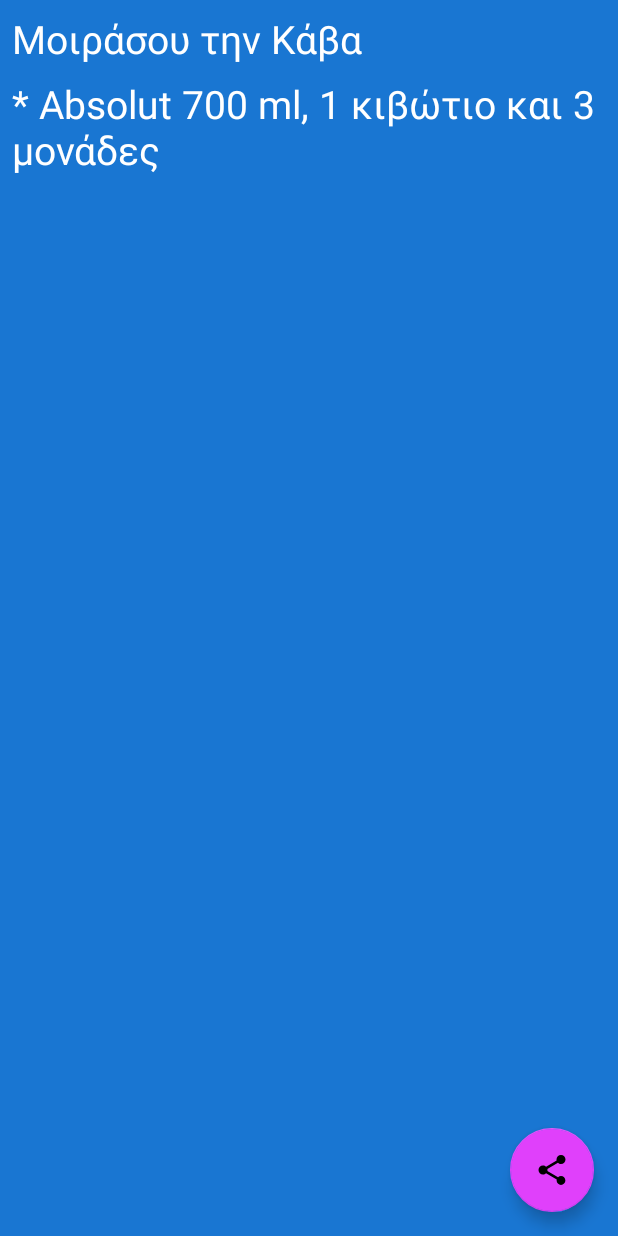
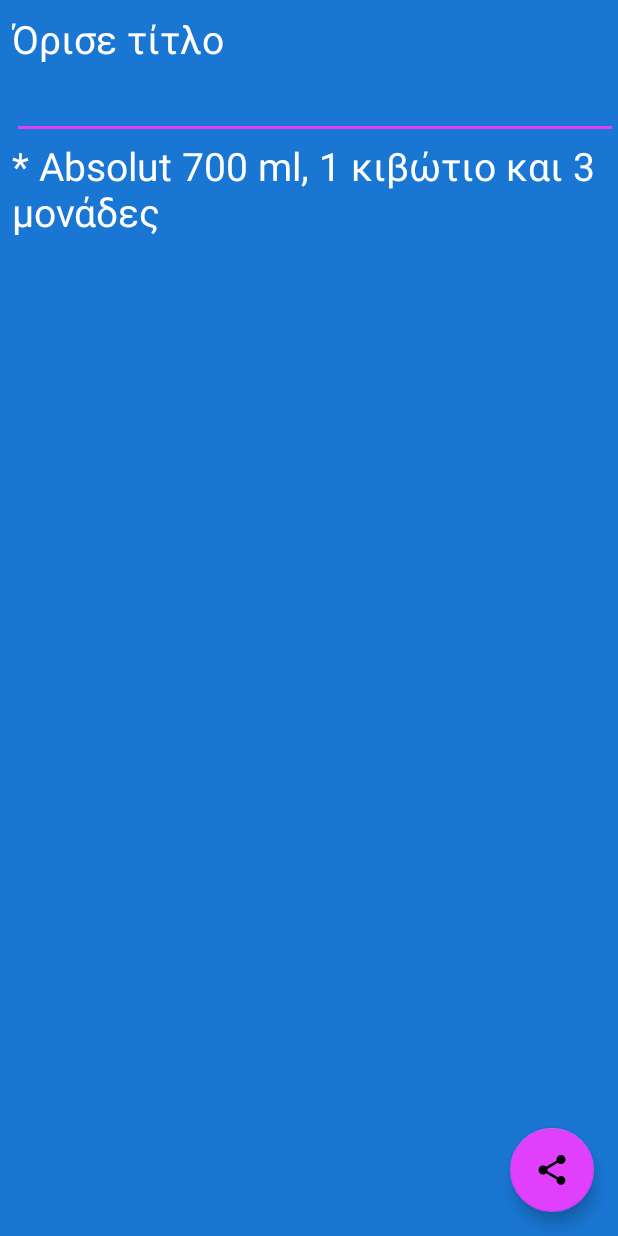
Before and after one commit to themeliskalomoiros/Kava, an Android app: the layout screen_checkout.xml on its own in the app's theme, with its tools: preview values and no code run, on a phone screen of 412 x 824 dp. Run offline under Robolectric (Android 15) with nearby library versions, the phone set to English and light mode, and no system bars.

Commit message:
Huge commit, CheckoutActivity ready

```diff
--- a/app/src/main/AndroidManifest.xml
+++ b/app/src/main/AndroidManifest.xml
@@ -9,7 +9,8 @@
         android:roundIcon="@mipmap/ic_launcher_round"
         android:supportsRtl="true"
         android:theme="@style/AppTheme">
-        <activity android:name=".Controller.ItemsActivity"></activity>
+        <activity android:name=".Controller.CheckoutActivity"></activity>
+        <activity android:name=".Controller.ItemsActivity" />
         <activity android:name=".Controller.MainActivity">
             <intent-filter>
                 <action android:name="android.intent.action.MAIN" />
--- a/app/src/main/java/kalymnos/skemelio/kava/Model/persistance/QuantityRepo.java
+++ b/app/src/main/java/kalymnos/skemelio/kava/Model/persistance/QuantityRepo.java
@@ -2,6 +2,7 @@ package kalymnos.skemelio.kava.Model.persistance;
 
 import java.util.List;
 
+import kalymnos.skemelio.kava.Model.pojos.Category;
 import kalymnos.skemelio.kava.Model.pojos.Item;
 import kalymnos.skemelio.kava.Model.pojos.Quantity;
 
@@ -16,5 +17,9 @@ public interface QuantityRepo {
 
     void clear();
 
+    boolean isEmpty(List<Category> categories);
+
     Quantity[] getQuantitiesOf(List<Item> items);
+
+    Quantity getQuantityOf(Item item);
 }
--- a/app/src/main/java/kalymnos/skemelio/kava/View/screen_items/ItemsAdapter.java
+++ b/app/src/main/java/kalymnos/skemelio/kava/View/screen_items/ItemsAdapter.java
@@ -46,7 +46,7 @@ class ItemsAdapter extends RecyclerView.Adapter<ItemsAdapter.ItemsHolder> {
     public void onBindViewHolder(@NonNull ItemsHolder holder, int position) {
         Item item = items.get(position);
         Quantity quantity = quantities[position];
-        holder.bind(item.toString(), quantity.getQuantityText(context.getString(R.string.containers), context.getString(R.string.atoms)));
+        holder.bind(item.toString(), quantity.getFullText(context.getString(R.string.containers), context.getString(R.string.atoms)));
     }
 
     @Override
--- a/app/src/main/res/layout/screen_checkout.xml
+++ b/app/src/main/res/layout/screen_checkout.xml
@@ -1,11 +1,17 @@
 <?xml version="1.0" encoding="utf-8"?>
-<androidx.constraintlayout.widget.ConstraintLayout xmlns:android="http://schemas.android.com/apk/res/android"
+<FrameLayout xmlns:android="http://schemas.android.com/apk/res/android"
     xmlns:app="http://schemas.android.com/apk/res-auto"
     xmlns:tools="http://schemas.android.com/tools"
     android:layout_width="match_parent"
     android:layout_height="match_parent"
     android:background="@color/colorPrimary"
     tools:context=".Controller.MainActivity">
+
+    <LinearLayout
+        android:layout_width="match_parent"
+        android:layout_height="match_parent"
+        android:layout_gravity="top"
+        android:orientation="vertical">
 
         <TextView
             android:id="@+id/textView"
@@ -14,39 +20,64 @@
             android:layout_marginStart="8dp"
             android:layout_marginLeft="8dp"
             android:layout_marginTop="8dp"
+            android:layout_marginEnd="8dp"
+            android:layout_marginRight="8dp"
+            android:text="@string/insert_title"
             android:textColor="@color/primaryTextColor"
             android:textSize="@dimen/main_label"
+            app:layout_constraintEnd_toEndOf="parent"
             app:layout_constraintStart_toStartOf="parent"
-        app:layout_constraintTop_toTopOf="parent"
-        android:text="@string/share_the_noted_items"/>
+            app:layout_constraintTop_toTopOf="parent" />
+
+        <EditText
+            android:id="@+id/title"
+            android:layout_width="match_parent"
+            android:layout_height="wrap_content"
+            android:layout_marginStart="8dp"
+            android:layout_marginLeft="8dp"
+            android:layout_marginTop="4dp"
+            android:lines="1"
+            android:textColor="@color/primaryTextColor"
+            android:tooltipText="@string/title"
+            app:layout_constraintEnd_toEndOf="@+id/textView"
+            app:layout_constraintStart_toStartOf="@+id/textView"
+            app:layout_constraintTop_toBottomOf="@+id/textView" />
+
+        <ScrollView
+            android:layout_width="match_parent"
+            android:layout_height="wrap_content">
 
             <TextView
                 android:id="@+id/items"
-        android:layout_width="0dp"
-        android:layout_height="0dp"
+                android:layout_width="wrap_content"
+                android:layout_height="wrap_content"
                 android:layout_marginStart="8dp"
                 android:layout_marginLeft="8dp"
-        android:layout_marginTop="8dp"
                 android:layout_marginEnd="8dp"
                 android:layout_marginRight="8dp"
                 android:layout_marginBottom="8dp"
+                android:textColor="@color/primaryTextColor"
+                android:textSize="@dimen/main_label"
                 app:layout_constraintBottom_toBottomOf="parent"
-        android:textSize="@dimen/main_label"
-        android:textColor="@color/primaryTextColor"
-        tools:text="* Absolut 700 ml, 1 κιβώτιο και 3 μονάδες"
                 app:layout_constraintEnd_toEndOf="parent"
+                app:layout_constraintHorizontal_bias="0.0"
                 app:layout_constraintStart_toStartOf="parent"
-        app:layout_constraintTop_toBottomOf="@+id/textView" />
+                app:layout_constraintTop_toBottomOf="@+id/title"
+                tools:text="* Absolut 700 ml, 1 κιβώτιο και 3 μονάδες" />
+        </ScrollView>
+
+    </LinearLayout>
 
     <com.google.android.material.floatingactionbutton.FloatingActionButton
-        android:id="@+id/save"
+        android:id="@+id/share"
         android:layout_width="wrap_content"
         android:layout_height="wrap_content"
+        android:layout_gravity="bottom|right"
         android:layout_marginEnd="16dp"
-        android:src="@drawable/ic_share_black_24dp"
         android:layout_marginRight="16dp"
         android:layout_marginBottom="16dp"
+        android:src="@drawable/ic_share_black_24dp"
         app:layout_constraintBottom_toBottomOf="parent"
         app:layout_constraintEnd_toEndOf="parent" />
 
-</androidx.constraintlayout.widget.ConstraintLayout>
+</FrameLayout>
--- a/app/src/main/res/values/strings.xml
+++ b/app/src/main/res/values/strings.xml
@@ -3,10 +3,13 @@
     <string name="choose_category">Επέλεξε κατηγορία</string>
     <string name="take_notes_on_items">Σημείωσε για</string>
     <string name="share_the_noted_items">Μοιράσου την Κάβα</string>
-    <string name="containers">Κιβώτια:</string>
-    <string name="atoms">Μονάδες:</string>
+    <string name="containers">κιβώτια:</string>
+    <string name="atoms">μονάδες:</string>
     <string name="delete">Διαγραφή</string>
     <string name="clear_categories">Επαναφορά κάβας</string>
     <string name="saved">Αποθηκεύτηκε</string>
     <string name="nothing_to_save">Τίποτα προς αποθήκευση</string>
+    <string name="insert_title">Όρισε τίτλο</string>
+    <string name="title">Τίτλος</string>
+    <string name="kava_not_ready">Δεν έχεις ετοιμάσει Κάβα</string>
 </resources>
```
Also changed, not shown: app/src/main/java/kalymnos/skemelio/kava/Controller/CheckoutActivity.java (added, +72 -0 lines), app/src/main/java/kalymnos/skemelio/kava/Controller/ItemsActivity.java (+4 -6 lines), app/src/main/java/kalymnos/skemelio/kava/Controller/MainActivity.java (+21 -1 lines), app/src/main/java/kalymnos/skemelio/kava/Model/persistance/QuantityRepoImpl.java (+27 -3 lines), app/src/main/java/kalymnos/skemelio/kava/Model/pojos/Categories.java (+8 -0 lines), app/src/main/java/kalymnos/skemelio/kava/Model/pojos/Category.java (+37 -6 lines), app/src/main/java/kalymnos/skemelio/kava/Model/pojos/Item.java (+46 -10 lines), app/src/main/java/kalymnos/skemelio/kava/Model/pojos/Quantity.java (+12 -1 lines), app/src/main/java/kalymnos/skemelio/kava/View/screen_checkout/CheckoutScreenViewMvc.java (added, +18 -0 lines), app/src/main/java/kalymnos/skemelio/kava/View/screen_checkout/CheckoutScreenViewMvcImpl.java (added, +57 -0 lines), app/src/main/java/kalymnos/skemelio/kava/util/CheckoutFormatter.java (added, +74 -0 lines), app/src/main/java/kalymnos/skemelio/kava/util/Time.java (added, +13 -0 lines). Lines whose indentation alone changed are shown as unchanged.
